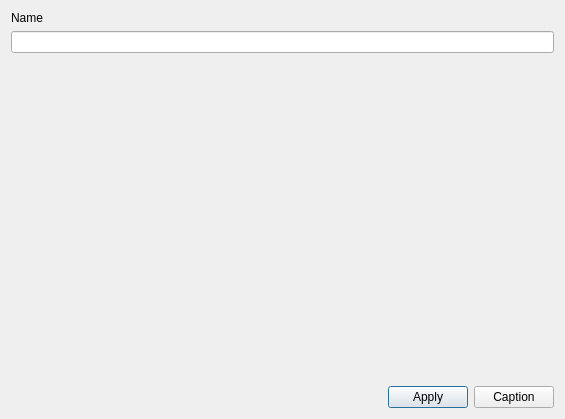
CuriousCrow/polymorph-sql, file forms/triggereditform.ui: the form before one commit.
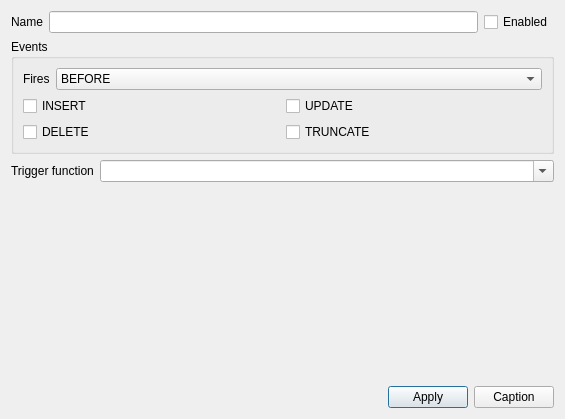
The form after the commit.

Commit message: (#40) Test implementation of TriggerEditForm. Postgresql trigger info loading

Diff of the .ui file:
```diff
--- a/forms/triggereditform.ui
+++ b/forms/triggereditform.ui
@@ -13,9 +13,9 @@
   <property name="windowTitle">
    <string>Trigger edit form</string>
   </property>
-  <layout class="QVBoxLayout" name="verticalLayout_2">
+  <layout class="QVBoxLayout" name="verticalLayout">
    <item>
-    <layout class="QVBoxLayout" name="verticalLayout">
+    <layout class="QHBoxLayout" name="horizontalLayout_4">
      <item>
       <widget class="QLabel" name="lblName">
        <property name="text">
@@ -26,6 +26,109 @@
      <item>
       <widget class="QLineEdit" name="edtName"/>
      </item>
+     <item>
+      <widget class="QCheckBox" name="chkEnabled">
+       <property name="text">
+        <string>Enabled</string>
+       </property>
+      </widget>
+     </item>
+    </layout>
+   </item>
+   <item>
+    <widget class="QGroupBox" name="gbEvents">
+     <property name="title">
+      <string>Events</string>
+     </property>
+     <layout class="QVBoxLayout" name="verticalLayout_2">
+      <item>
+       <layout class="QHBoxLayout" name="horizontalLayout_2">
+        <item>
+         <widget class="QLabel" name="label">
+          <property name="text">
+           <string>Fires</string>
+          </property>
+         </widget>
+        </item>
+        <item>
+         <widget class="QComboBox" name="cmbBeforeAfter">
+          <property name="sizePolicy">
+           <sizepolicy hsizetype="Expanding" vsizetype="Fixed">
+            <horstretch>0</horstretch>
+            <verstretch>0</verstretch>
+           </sizepolicy>
+          </property>
+          <item>
+           <property name="text">
+            <string>BEFORE</string>
+           </property>
+          </item>
+          <item>
+           <property name="text">
+            <string>AFTER</string>
+           </property>
+          </item>
+         </widget>
+        </item>
+       </layout>
+      </item>
+      <item>
+       <layout class="QGridLayout" name="gridLayout">
+        <item row="0" column="0">
+         <widget class="QCheckBox" name="chkInsertEvent">
+          <property name="text">
+           <string>INSERT</string>
+          </property>
+         </widget>
+        </item>
+        <item row="0" column="1">
+         <widget class="QCheckBox" name="chkUpdateEvent">
+          <property name="text">
+           <string>UPDATE</string>
+          </property>
+         </widget>
+        </item>
+        <item row="1" column="0">
+         <widget class="QCheckBox" name="chkDeleteEvent">
+          <property name="text">
+           <string>DELETE</string>
+          </property>
+         </widget>
+        </item>
+        <item row="1" column="1">
+         <widget class="QCheckBox" name="chkTruncateEvent">
+          <property name="text">
+           <string>TRUNCATE</string>
+          </property>
+         </widget>
+        </item>
+       </layout>
+      </item>
+     </layout>
+    </widget>
+   </item>
+   <item>
+    <layout class="QHBoxLayout" name="horizontalLayout_3">
+     <item>
+      <widget class="QLabel" name="label_2">
+       <property name="sizePolicy">
+        <sizepolicy hsizetype="Maximum" vsizetype="Preferred">
+         <horstretch>0</horstretch>
+         <verstretch>0</verstretch>
+        </sizepolicy>
+       </property>
+       <property name="text">
+        <string>Trigger function</string>
+       </property>
+      </widget>
+     </item>
+     <item>
+      <widget class="QComboBox" name="cmbFunction">
+       <property name="editable">
+        <bool>true</bool>
+       </property>
+      </widget>
+     </item>
     </layout>
    </item>
    <item>
```
Left out of the diff: 2 changed lines with no effect on the pictures. The commit also changes 8 other files.
